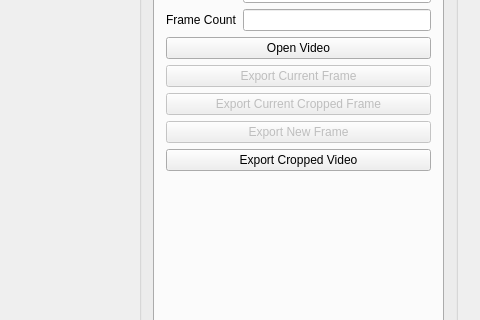
Above: GUI/mainwindow.ui from oliw/motion before the change; both pictures show x 667 to 1147 and y 142 to 462 of the 1147 by 668 pixel window. Below: the same form after it.
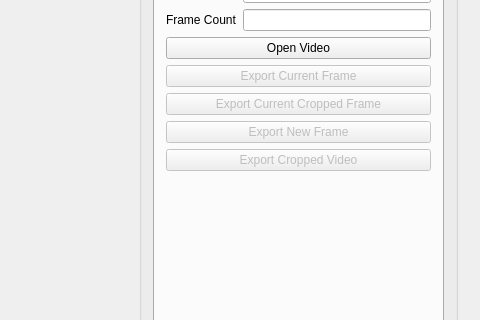
That is the form after the change.

```diff
--- a/GUI/mainwindow.ui
+++ b/GUI/mainwindow.ui
@@ -195,6 +195,9 @@
               </item>
               <item>
                <widget class="QPushButton" name="exportCroppedVideoButton">
+                <property name="enabled">
+                 <bool>false</bool>
+                </property>
                 <property name="text">
                  <string>Export Cropped Video</string>
                 </property>
```
